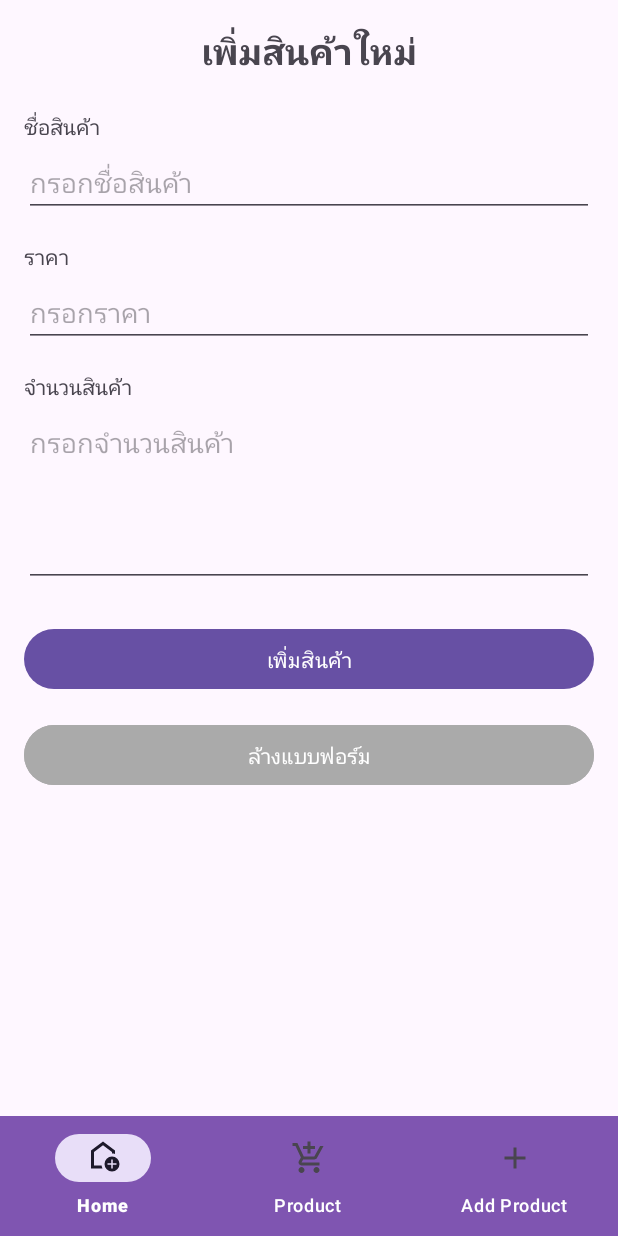
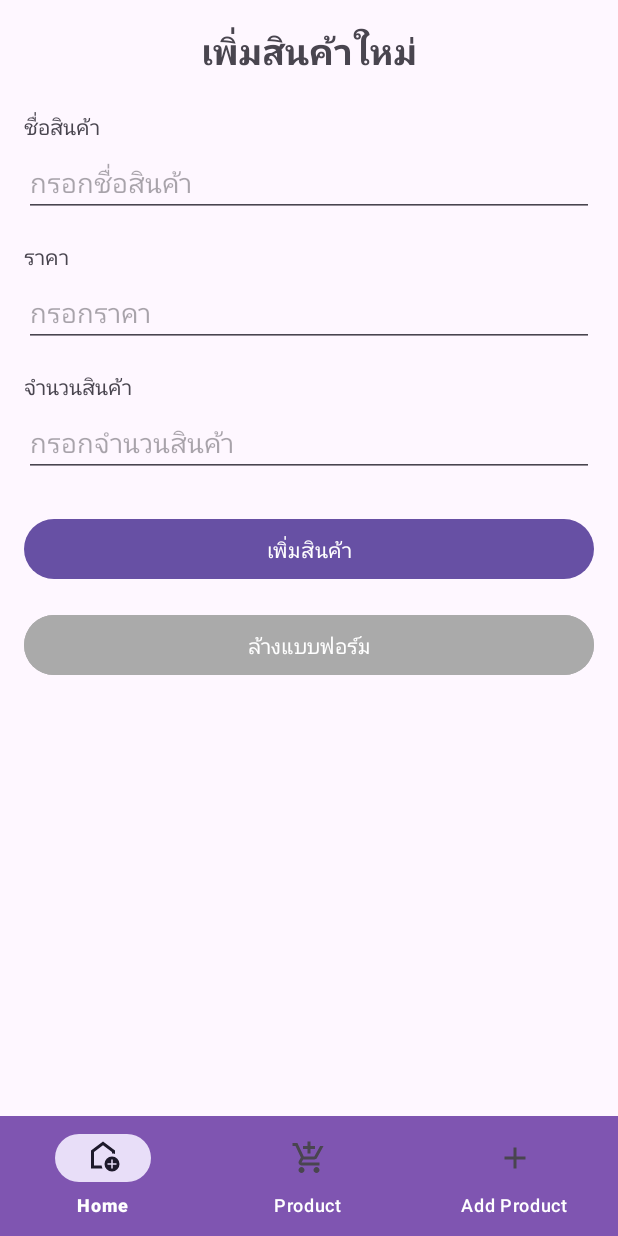
Before and after one commit to vachara11/Project_Kotlin_02_24, an Android app: the fragment AddProductFragment placed in its activity, on a phone screen of 412 x 824 dp. Run offline under Robolectric (Android 15) with nearby library versions, the phone set to English and light mode, and no system bars.

Commit message:
update input inset and edit

```diff
--- a/app/src/main/AndroidManifest.xml
+++ b/app/src/main/AndroidManifest.xml
@@ -6,9 +6,9 @@
         android:allowBackup="true"
         android:dataExtractionRules="@xml/data_extraction_rules"
         android:fullBackupContent="@xml/backup_rules"
-        android:icon="@mipmap/ic_launcher"
-        android:label="@string/app_name"
-        android:roundIcon="@mipmap/ic_launcher_round"
+        android:icon="@drawable/logo"
+        android:label="MyStock"
+        android:roundIcon="@drawable/iconbg"
         android:supportsRtl="true"
         android:theme="@style/Theme.Project02">
         <activity
--- a/app/src/main/res/layout/dialog_edit_product.xml
+++ b/app/src/main/res/layout/dialog_edit_product.xml
@@ -42,8 +42,6 @@
         android:id="@+id/editProductDescription"
         android:layout_width="match_parent"
         android:layout_height="wrap_content"
-        android:minLines="3"
-        android:gravity="top"
         android:hint="@string/editnumber" />
 
 </LinearLayout>
--- a/app/src/main/res/layout/fragment_add_product.xml
+++ b/app/src/main/res/layout/fragment_add_product.xml
@@ -55,9 +55,7 @@
         <EditText
             android:id="@+id/editProductDescription"
             android:layout_width="match_parent"
-            android:layout_height="120dp"
-            android:gravity="top"
-            android:inputType="textMultiLine"
+            android:layout_height="wrap_content"
             android:hint="@string/numberproduct"
             android:layout_marginBottom="24dp" />
 
```
Also changed, not shown: app/src/main/res/drawable/iconbg.png (added).
